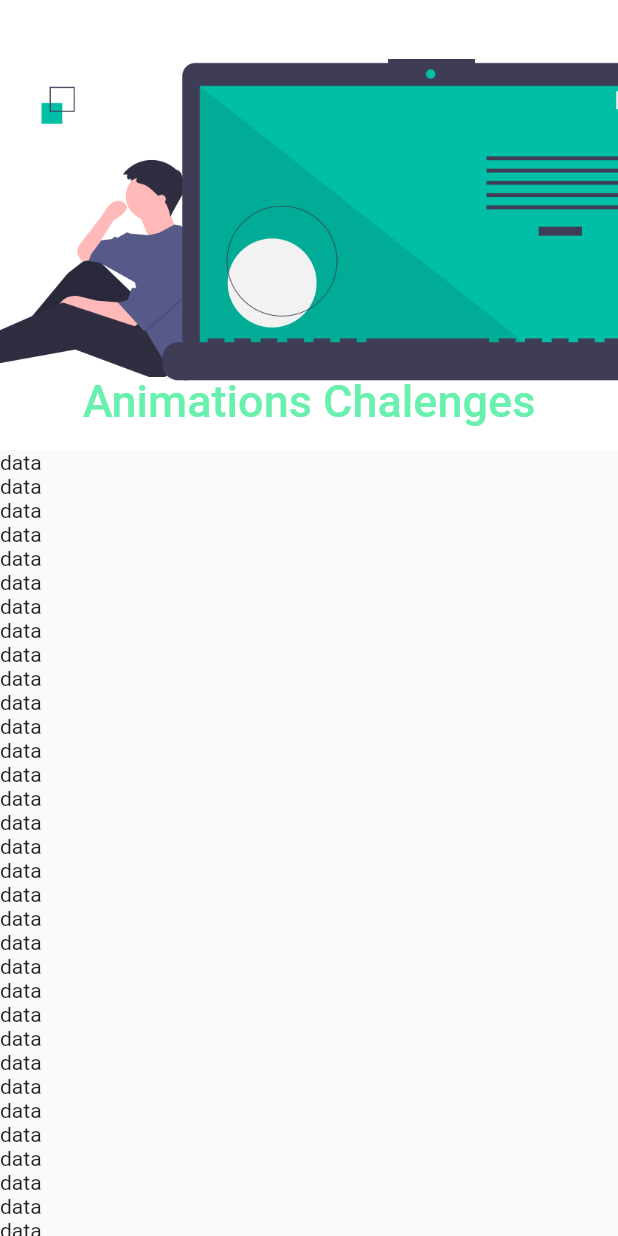
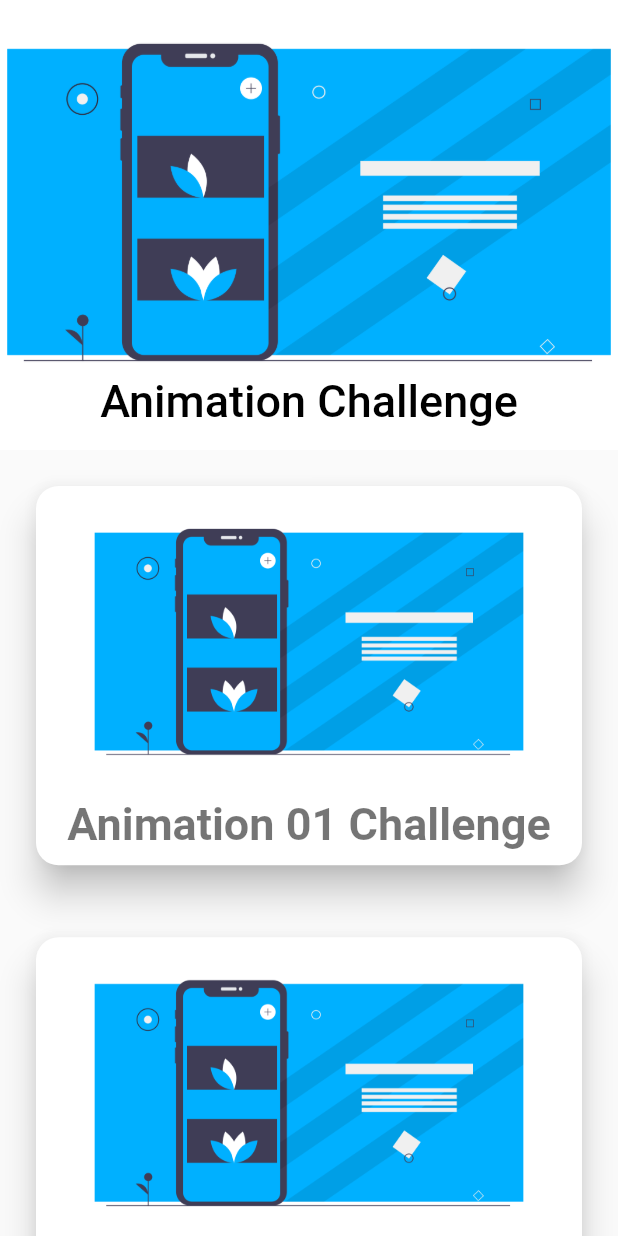
Before and after one commit to leopalmeiro/flutterAnimationChallenge, a Flutter app: the screen it shows after launch, on a phone screen of 412 x 824 dp. Run offline on Flutter 3.47's test engine with Material 2 defaults, Android fonts, the phone set to English and light mode, and no system bars; our stand-ins replace flutter_swiper.

Commit message:
add amination 01 components

```diff
--- a/lib/main.dart
+++ b/lib/main.dart
@@ -1,3 +1,4 @@
+import 'package:animationChallengeApp/Animation01_component/animation01_main_screen.dart';
 import 'package:animationChallengeApp/routes/app_routes.dart';
 import 'package:flutter/material.dart';
 
@@ -10,7 +11,7 @@ class MyApp extends StatelessWidget {
   @override
   Widget build(BuildContext context) {
     return MaterialApp(
-      title: 'Flutter Demo',
+      title: 'Animation Challenge',
       theme: ThemeData(
         primarySwatch: Colors.blue,
         visualDensity: VisualDensity.adaptivePlatformDensity,
@@ -18,7 +19,10 @@ class MyApp extends StatelessWidget {
       //home: MyHomePage(title: 'Flutter Demo Home Page'),
       routes: {
         AppRoutes.HOME: (context) => MyHomePage(
-              title: 'Animations Chalenges',
+              title: 'Animation Challenge',
+            ),
+        AppRoutes.ANIMATION01: (context) => Animation01MainScreen(
+              title: 'Animation 01 Challenge',
             )
       },
     );
@@ -35,14 +39,6 @@ class MyHomePage extends StatefulWidget {
 }
 
 class _MyHomePageState extends State<MyHomePage> {
-  Color _colors = Colors.greenAccent;
-
-  void _setHeaderColor() {
-    setState(() {
-      _colors = Colors.black;
-    });
-  }
-
   @override
   Widget build(BuildContext context) {
     return Scaffold(
@@ -50,77 +46,135 @@ class _MyHomePageState extends State<MyHomePage> {
         slivers: <Widget>[
           SliverAppBar(
             primary: true,
-            //title: Text(widget.title),
             centerTitle: true,
             expandedHeight: 300,
             pinned: true,
             floating: true,
             snap: true,
-            backgroundColor: _colors,
-            onStretchTrigger: () async {
-              print('object');
-              setState(() {
-                _colors = Colors.redAccent;
-              });
-            },
+            backgroundColor: Colors.white,
             flexibleSpace: FlexibleSpaceBar(
               centerTitle: true,
               title: Padding(
                 padding: const EdgeInsets.only(top: 30),
                 child: Text(
                   widget.title,
-                  style: TextStyle(color: _colors),
+                  style: TextStyle(color: Colors.black),
                 ),
               ),
-              background: Image.asset(
-                'assets/images/code.png',
-                fit: BoxFit.cover,
+              background: Padding(
+                padding: const EdgeInsets.only(bottom: 30),
+                child: Image.asset(
+                  'assets/images/code.png',
+                  fit: BoxFit.cover,
+                ),
               ),
             ),
           ),
           SliverList(
-              delegate: SliverChildListDelegate([
-            Text('data'),
-            Text('data'),
-            Text('data'),
-            Text('data'),
-            Text('data'),
-            Text('data'),
-            Text('data'),
-            Text('data'),
-            Text('data'),
-            Text('data'),
-            Text('data'),
-            Text('data'),
-            Text('data'),
-            Text('data'),
-            Text('data'),
-            Text('data'),
-            Text('data'),
-            Text('data'),
-            Text('data'),
-            Text('data'),
-            Text('data'),
-            Text('data'),
-            Text('data'),
-            Text('data'),
-            Text('data'),
-            Text('data'),
-            Text('data'),
-            Text('data'),
-            Text('data'),
-            Text('data'),
-            Text('data'),
-            Text('data'),
-            Text('data'),
-            Text('data'),
-            Text('data'),
-            Text('data'),
-            Text('data'),
-            Text('data'),
-            Text('data'),
-            Text('data'),
-          ])),
+            delegate: SliverChildListDelegate(
+              [
+                InkWell(
+                  onTap: () =>
+                      Navigator.of(context).pushNamed(AppRoutes.ANIMATION01),
+                  child: Container(
+                    margin: EdgeInsets.all(20.0),
+                    child: Card(
+                      shape: RoundedRectangleBorder(
+                          borderRadius: BorderRadius.circular(15)),
+                      elevation: 10.0,
+                      child: Column(
+                        children: <Widget>[
+                          Padding(
+                            padding: const EdgeInsets.all(8.0),
+                            child: Image.asset(
+                              'assets/images/code.png',
+                              fit: BoxFit.cover,
+                            ),
+                          ),
+                          Text(
+                            'Animation 01 Challenge',
+                            style: TextStyle(
+                                fontSize: 30,
+                                fontWeight: FontWeight.bold,
+                                color: Colors.black54),
+                          ),
+                          SizedBox(
+                            height: 10,
+                          ),
+                        ],
+                      ),
+                    ),
+                  ),
+                ),
+                InkWell(
+                  onTap: () =>
+                      Navigator.of(context).pushNamed(AppRoutes.ANIMATION01),
+                  child: Container(
+                    margin: EdgeInsets.all(20.0),
+                    child: Card(
+                      shape: RoundedRectangleBorder(
+                          borderRadius: BorderRadius.circular(15)),
+                      elevation: 10.0,
+                      child: Column(
+                        children: <Widget>[
+                          Padding(
+                            padding: const EdgeInsets.all(8.0),
+                            child: Image.asset(
+                              'assets/images/code.png',
+                              fit: BoxFit.cover,
+                            ),
+                          ),
+                          Text(
+                            'Animation 01 Challenge',
+                            style: TextStyle(
+                                fontSize: 30,
+                                fontWeight: FontWeight.bold,
+                                color: Colors.black54),
+                          ),
+                          SizedBox(
+                            height: 10,
+                          ),
+                        ],
+                      ),
+                    ),
+                  ),
+                ),
+                InkWell(
+                  onTap: () =>
+                      Navigator.of(context).pushNamed(AppRoutes.ANIMATION01),
+                  child: Container(
+                    margin: EdgeInsets.all(20.0),
+                    child: Card(
+                      shape: RoundedRectangleBorder(
+                          borderRadius: BorderRadius.circular(15)),
+                      elevation: 10.0,
+                      child: Column(
+                        children: <Widget>[
+                          Padding(
+                            padding: const EdgeInsets.all(8.0),
+                            child: Image.asset(
+                              'assets/images/code.png',
+                              fit: BoxFit.cover,
+                            ),
+                          ),
+                          Text(
+                            'Animation 01 Challenge',
+                            style: TextStyle(
+                                fontSize: 30,
+                                fontWeight: FontWeight.bold,
+                                color: Colors.black54),
+                          ),
+                          SizedBox(
+                            height: 10,
+                          ),
+                        ],
+                      ),
+                    ),
+                  ),
+                ),
+              ],
+            ),
+          ),
         ],
       ),
     );
--- a/lib/routes/app_routes.dart
+++ b/lib/routes/app_routes.dart
@@ -1,3 +1,4 @@
 class AppRoutes {
-  static const HOME ='/';
+  static const HOME = '/';
+  static const ANIMATION01 = '/animation01';
 }
--- a/pubspec.yaml
+++ b/pubspec.yaml
@@ -28,6 +28,8 @@ dependencies:
   # The following adds the Cupertino Icons font to your application.
   # Use with the CupertinoIcons class for iOS style icons.
   cupertino_icons: ^0.1.3
+  flutter_swiper: ^1.1.6
+
 
 dev_dependencies:
   flutter_test:
```
Also changed, not shown: lib/Animation01_component/animation01_main_screen.dart (added, +98 -0 lines), assets/images/code.png, pubspec.lock.
